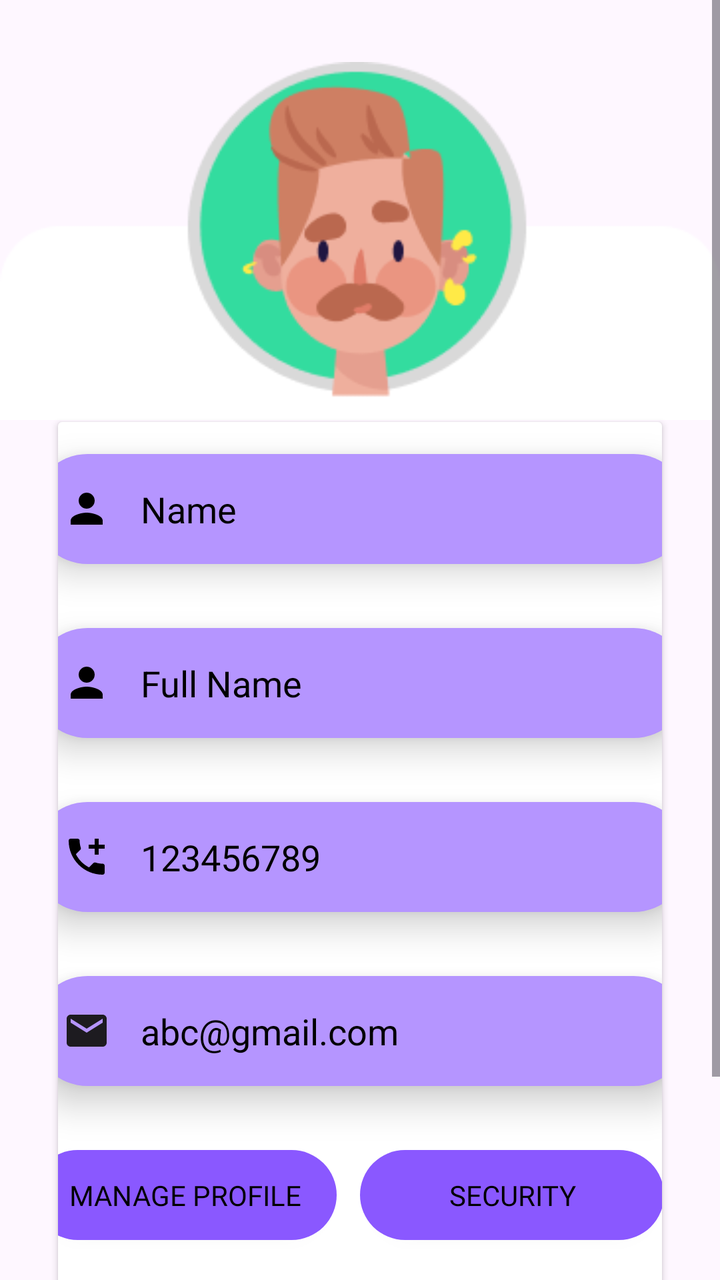
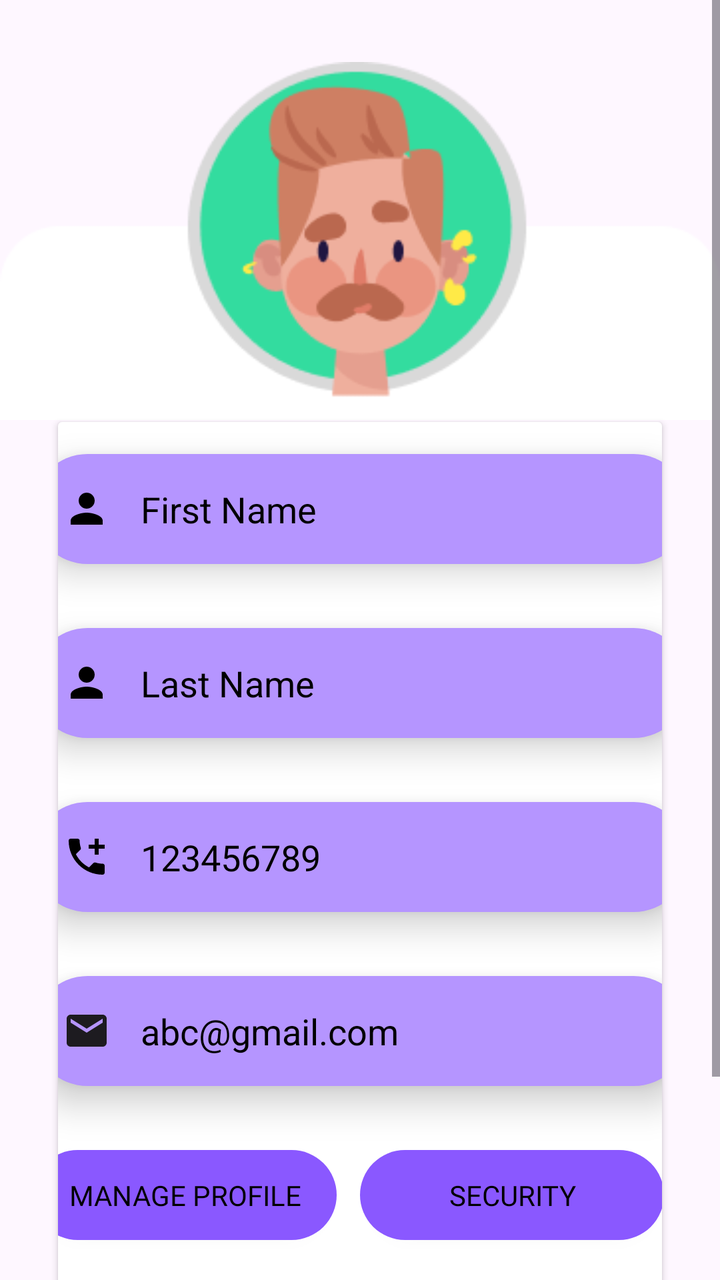

Before-and-after screenshots of an Android layout around one commit, followed by the original layout XML and the change that was made.
<!-- AndroidManifest.xml: application theme Theme.InvestGenius -->
<!-- res/layout/fragment_profile.xml -->
<?xml version="1.0" encoding="utf-8"?>
<FrameLayout xmlns:android="http://schemas.android.com/apk/res/android"
    xmlns:app="http://schemas.android.com/apk/res-auto"
    xmlns:tools="http://schemas.android.com/tools"
    android:layout_width="match_parent"
    android:layout_height="match_parent"
    tools:context=".Fragment.ProfileFragment">

    
    <ScrollView
        android:layout_width="match_parent"
        android:layout_height="match_parent">

        <androidx.constraintlayout.widget.ConstraintLayout
            android:layout_width="match_parent"
            android:layout_height="wrap_content">

            <androidx.cardview.widget.CardView
                android:id="@+id/cardView2"
                android:layout_width="match_parent"
                android:layout_height="550dp"
                android:layout_marginStart="29dp"
                android:layout_marginEnd="29dp"
                android:backgroundTint="#FFFFFF"
                app:layout_constraintBottom_toBottomOf="parent"
                app:layout_constraintEnd_toEndOf="parent"
                app:layout_constraintStart_toStartOf="parent"
                app:layout_constraintTop_toBottomOf="@+id/imageView13">

                <androidx.constraintlayout.widget.ConstraintLayout
                    android:layout_width="match_parent"
                    android:layout_height="match_parent"
                    android:elevation="10dp">

                    <EditText
                        android:id="@+id/editTextText2"
                        android:layout_width="328dp"
                        android:layout_height="55dp"
                        android:layout_marginTop="16dp"
                        android:background="@drawable/input"
                        android:drawableStart="@drawable/baseline_person_24"
                        android:drawablePadding="15dp"
                        android:elevation="10dp"
                        android:ems="10"
                        android:inputType="text"
                        android:paddingStart="15dp"
                        android:text="Name"
                        android:textColor="#000000"
                        app:layout_constraintEnd_toEndOf="parent"
                        app:layout_constraintStart_toStartOf="parent"
                        app:layout_constraintTop_toTopOf="parent" />

                    <EditText
                        android:id="@+id/editTextText3"
                        android:layout_width="328dp"
                        android:layout_height="55dp"
                        android:layout_marginTop="32dp"
                        android:background="@drawable/input"
                        android:drawableStart="@drawable/baseline_person_24"
                        android:drawablePadding="15dp"
                        android:elevation="10dp"
                        android:ems="10"
                        android:inputType="text"
                        android:paddingStart="15dp"
                        android:text="Full Name"
                        android:textColor="#000000"
                        app:layout_constraintEnd_toEndOf="@+id/editTextText2"
                        app:layout_constraintStart_toStartOf="@+id/editTextText2"
                        app:layout_constraintTop_toBottomOf="@+id/editTextText2" />

                    <EditText
                        android:id="@+id/editTextText10"
                        android:layout_width="328dp"
                        android:layout_height="55dp"
                        android:layout_marginTop="32dp"
                        android:background="@drawable/input"
                        android:drawableStart="@drawable/call"
                        android:drawablePadding="15dp"
                        android:elevation="10dp"
                        android:ems="10"
                        android:inputType="number"
                        android:paddingStart="15dp"
                        android:text="123456789"
                        android:textColor="#000000"
                        app:layout_constraintEnd_toEndOf="@+id/editTextText3"
                        app:layout_constraintStart_toStartOf="@+id/editTextText3"
                        app:layout_constraintTop_toBottomOf="@+id/editTextText3" />

                    <EditText
                        android:id="@+id/editTextTextEmailAddress"
                        android:layout_width="328dp"
                        android:layout_height="55dp"
                        android:layout_marginTop="32dp"
                        android:background="@drawable/input"
                        android:drawableStart="@drawable/mail"
                        android:drawablePadding="15dp"
                        android:elevation="10dp"
                        android:ems="10"
                        android:inputType="textEmailAddress"
                        android:paddingStart="15dp"
                        android:text="abc@gmail.com"
                        android:textColor="#000000"
                        app:layout_constraintEnd_toEndOf="@+id/editTextText10"
                        app:layout_constraintStart_toStartOf="@+id/editTextText10"
                        app:layout_constraintTop_toBottomOf="@+id/editTextText10" />

                    <androidx.appcompat.widget.AppCompatButton
                        android:id="@+id/button9"
                        android:layout_width="152dp"
                        android:layout_height="45dp"
                        android:layout_marginTop="32dp"
                        android:background="@drawable/button"
                        android:elevation="10dp"
                        android:fontFamily="@font/blinker_bold"
                        android:text="Manage Profile"
                        android:textColor="#000000"
                        app:layout_constraintStart_toStartOf="@+id/editTextTextEmailAddress"
                        app:layout_constraintTop_toBottomOf="@+id/editTextTextEmailAddress" />

                    <androidx.appcompat.widget.AppCompatButton
                        android:id="@+id/button10"
                        android:layout_width="152dp"
                        android:layout_height="45dp"
                        android:layout_marginTop="32dp"
                        android:background="@drawable/button"
                        android:elevation="10dp"
                        android:fontFamily="@font/blinker_bold"
                        android:text="Security"
                        android:textColor="#000000"
                        app:layout_constraintEnd_toEndOf="@+id/editTextTextEmailAddress"
                        app:layout_constraintStart_toEndOf="@+id/button9"
                        app:layout_constraintTop_toBottomOf="@+id/editTextTextEmailAddress" />

                    <TextView
                        android:id="@+id/textView28"
                        android:layout_width="wrap_content"
                        android:layout_height="wrap_content"
                        android:layout_marginTop="32dp"
                        android:fontFamily="@font/istok_web_bold"
                        android:text="LogOut"
                        android:textColor="#F10E12"
                        android:textSize="18sp"
                        app:layout_constraintEnd_toEndOf="@+id/button10"
                        app:layout_constraintStart_toStartOf="@+id/button9"
                        app:layout_constraintTop_toBottomOf="@+id/button10" />
                </androidx.constraintlayout.widget.ConstraintLayout>
            </androidx.cardview.widget.CardView>

            <ImageView
                android:id="@+id/imageView13"
                android:layout_width="wrap_content"
                android:layout_height="wrap_content"
                android:layout_marginTop="30dp"
                android:src="@drawable/vector"
                app:layout_constraintEnd_toEndOf="parent"
                app:layout_constraintStart_toStartOf="parent"
                app:layout_constraintTop_toTopOf="parent" />

        </androidx.constraintlayout.widget.ConstraintLayout>
    </ScrollView>

</FrameLayout>
<!-- resources referenced by this layout -->
<resources>
  <!-- drawable baseline_person_24 (drawable) -->
  <vector xmlns:android="http://schemas.android.com/apk/res/android" android:height="24dp" android:tint="#000000" android:viewportHeight="24" android:viewportWidth="24" android:width="24dp">
        
      <path android:fillColor="@android:color/white" android:pathData="M12,12c2.21,0 4,-1.79 4,-4s-1.79,-4 -4,-4 -4,1.79 -4,4 1.79,4 4,4zM12,14c-2.67,0 -8,1.34 -8,4v2h16v-2c0,-2.66 -5.33,-4 -8,-4z"/>
      
  </vector>
  <!-- drawable button (drawable) -->
  <?xml version="1.0" encoding="utf-8"?>
  <shape xmlns:android="http://schemas.android.com/apk/res/android">
      <solid android:color="#8A58FF">
      </solid>
      <corners android:radius="50dp"></corners>
      <stroke android:color="@color/white"/>
  </shape>
  <!-- drawable call (drawable) -->
  <vector xmlns:android="http://schemas.android.com/apk/res/android" android:height="24dp" android:tint="#000000" android:viewportHeight="24" android:viewportWidth="24" android:width="24dp">
        
      <path android:fillColor="@android:color/white" android:pathData="M20,15.5c-1.25,0 -2.45,-0.2 -3.57,-0.57 -0.35,-0.11 -0.74,-0.03 -1.02,0.24l-2.2,2.2c-2.83,-1.44 -5.15,-3.75 -6.59,-6.59l2.2,-2.21c0.28,-0.26 0.36,-0.65 0.25,-1C8.7,6.45 8.5,5.25 8.5,4c0,-0.55 -0.45,-1 -1,-1H4c-0.55,0 -1,0.45 -1,1 0,9.39 7.61,17 17,17 0.55,0 1,-0.45 1,-1v-3.5c0,-0.55 -0.45,-1 -1,-1zM21,6h-3V3h-2v3h-3v2h3v3h2V8h3z"/>
      
  </vector>
  <!-- drawable input (drawable) -->
  <?xml version="1.0" encoding="utf-8"?>
  <shape xmlns:android="http://schemas.android.com/apk/res/android">
      <solid android:color="#B595FF"/>
      <corners android:radius="30dp"/>
      <stroke android:color="@color/white"/>
  </shape>
  <!-- drawable mail (drawable) -->
  <vector xmlns:android="http://schemas.android.com/apk/res/android"
      android:width="24dp"
      android:height="24dp"
      android:viewportWidth="24"
      android:viewportHeight="24">
    <path
        android:pathData="M4,20C3.45,20 2.975,19.808 2.575,19.425C2.192,19.025 2,18.55 2,18V6C2,5.45 2.192,4.983 2.575,4.6C2.975,4.2 3.45,4 4,4H20C20.55,4 21.017,4.2 21.4,4.6C21.8,4.983 22,5.45 22,6V18C22,18.55 21.8,19.025 21.4,19.425C21.017,19.808 20.55,20 20,20H4ZM12,13L20,8V6L12,11L4,6V8L12,13Z"
        android:fillColor="#1D1B20"/>
  </vector>
  <!-- drawable vector: png bitmap (drawable, 12131 bytes) -->
  <style name="Theme.InvestGenius" parent="Base.Theme.InvestGenius" />
  <color name="white">#FFFFFFFF</color>
  <style name="Base.Theme.InvestGenius" parent="Theme.Material3.DayNight.NoActionBar">
          
          
      </style>
</resources>

<!-- the commit's change to res/layout/fragment_profile.xml (unified diff, before → after) -->
@@ -44,7 +44,7 @@
                         android:ems="10"
                         android:inputType="text"
                         android:paddingStart="15dp"
-                        android:text="Name"
+                        android:text="First Name"
                         android:textColor="#000000"
                         app:layout_constraintEnd_toEndOf="parent"
                         app:layout_constraintStart_toStartOf="parent"
@@ -62,7 +62,7 @@
                         android:ems="10"
                         android:inputType="text"
                         android:paddingStart="15dp"
-                        android:text="Full Name"
+                        android:text="Last Name"
                         android:textColor="#000000"
                         app:layout_constraintEnd_toEndOf="@+id/editTextText2"
                         app:layout_constraintStart_toStartOf="@+id/editTextText2"
